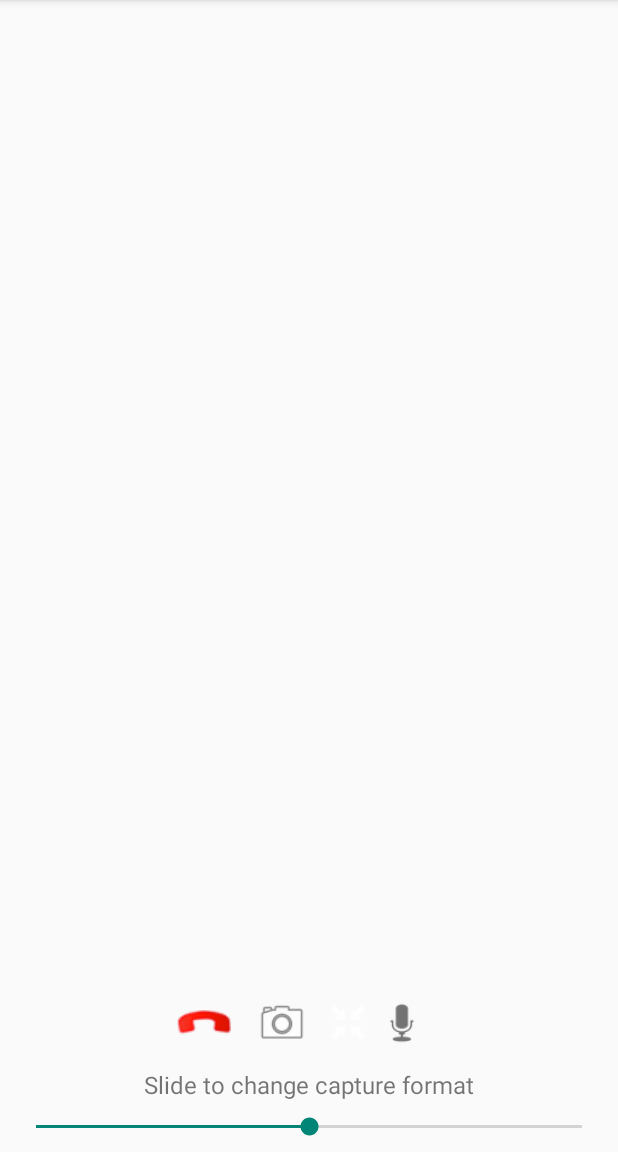
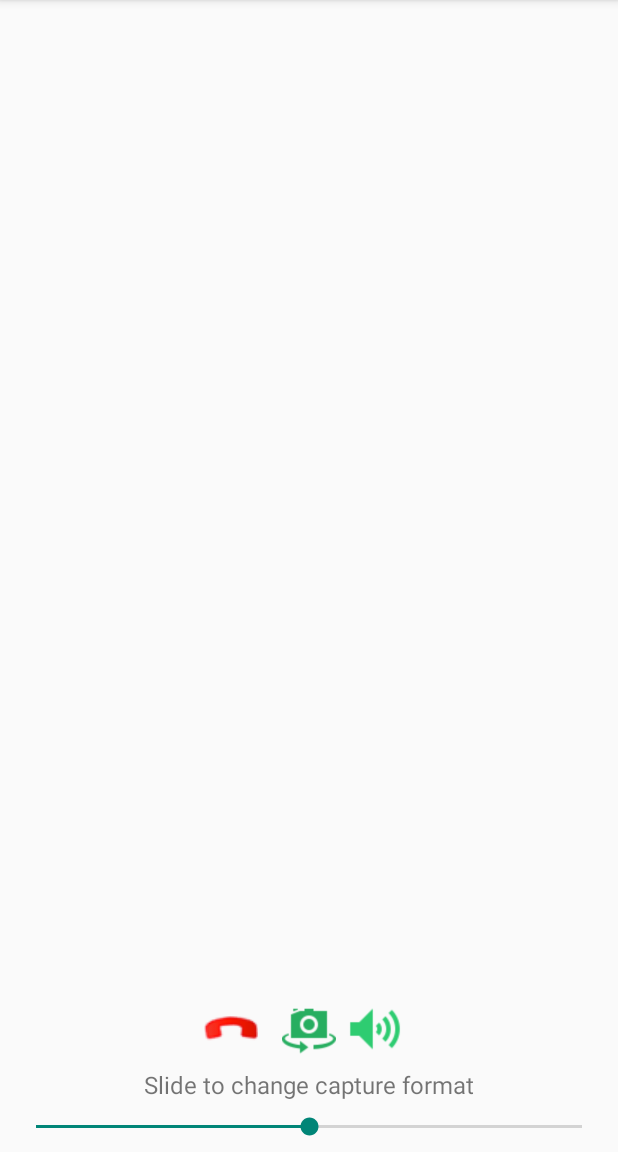
Before and after one commit to pcgpcgpcg/janus-gateway-android, an Android app: the layout fragment_call.xml on its own in the app's theme, with its tools: preview values and no code run, on a phone screen of 412 x 824 dp, the part 84-1236 px from its top. Run offline under Robolectric (Android 15) with nearby library versions, the phone set to English and light mode, and no system bars.

Commit message:
modify icons
modify icons in call activity

```diff
--- a/app/src/main/java/org/appspot/apprtc/CallFragment.java
+++ b/app/src/main/java/org/appspot/apprtc/CallFragment.java
@@ -95,7 +95,8 @@ public class CallFragment extends Fragment {
       @Override
       public void onClick(View view) {
         boolean enabled = callEvents.onToggleMic();
-        toggleMuteButton.setAlpha(enabled ? 1.0f : 0.3f);
+        //toggleMuteButton.setAlpha(enabled ? 1.0f : 0.3f);
+        toggleMuteButton.setBackgroundResource(enabled? R.drawable.mic_unmute:R.drawable.mic_mute);
       }
     });
 
--- a/app/src/main/res/layout/activity_call.xml
+++ b/app/src/main/res/layout/activity_call.xml
@@ -20,7 +20,8 @@
         android:layout_height="144dp"
         android:layout_width="wrap_content"
         android:layout_gravity="bottom|end"
-        android:layout_margin="16dp"/>
+        android:layout_marginBottom="42dp"
+        android:layout_marginEnd="16dp"/>
 
     <org.webrtc.SurfaceViewRenderer
         android:id="@+id/pip_video_view2"
--- a/app/src/main/res/layout/fragment_call.xml
+++ b/app/src/main/res/layout/fragment_call.xml
@@ -20,7 +20,7 @@
            android:orientation="horizontal"
            android:layout_above="@+id/capture_format_text_call"
            android:layout_alignWithParentIfMissing="true"
-           android:layout_marginBottom="12dp"
+           android:layout_marginBottom="8dp"
            android:layout_centerHorizontal="true"
            android:layout_width="wrap_content"
            android:layout_height="wrap_content">
@@ -35,7 +35,7 @@
 
        <ImageButton
            android:id="@+id/button_call_switch_camera"
-           android:background="@android:drawable/ic_menu_camera"
+           android:background="@drawable/switch_camera"
            android:contentDescription="@string/switch_camera"
            android:layout_marginEnd="8dp"
            android:layout_width="36dp"
@@ -45,12 +45,12 @@
            android:id="@+id/button_call_scaling_mode"
            android:background="@drawable/ic_action_return_from_full_screen"
            android:contentDescription="@string/disconnect_call"
-           android:layout_width="36dp"
-           android:layout_height="36dp"/>
+           android:layout_width="0dp"
+           android:layout_height="0dp"/>
 
        <ImageButton
            android:id="@+id/button_call_toggle_mic"
-           android:background="@android:drawable/ic_btn_speak_now"
+           android:background="@drawable/mic_unmute"
            android:contentDescription="@string/toggle_mic"
            android:layout_marginEnd="8dp"
            android:layout_width="36dp"
```
Also changed, not shown: app/src/main/res/drawable-ldpi/mic_mute.png (added), app/src/main/res/drawable-ldpi/mic_unmute.png (added), app/src/main/res/drawable-ldpi/switch_camera.png (added).
